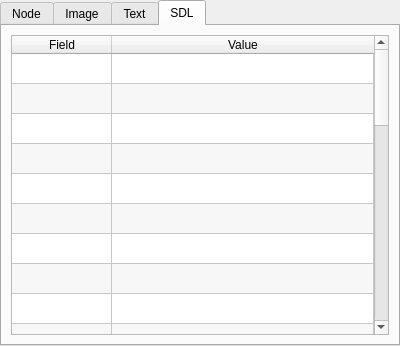
Old version of the form qtNodeEdit.ui in the repository H-uru/MoulKI.
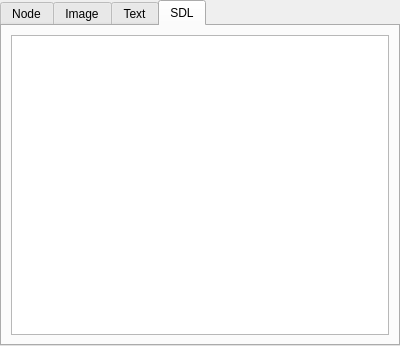
New version of the form. The open tabs and pages were chosen to show the change.

Patch:
```diff
--- a/qtNodeEdit.ui
+++ b/qtNodeEdit.ui
@@ -194,71 +194,7 @@
       </attribute>
       <layout class="QVBoxLayout" name="verticalLayout_2">
        <item>
-        <widget class="QTableWidget" name="nodeSDLData">
-         <property name="enabled">
-          <bool>true</bool>
-         </property>
-         <property name="alternatingRowColors">
-          <bool>true</bool>
-         </property>
-         <property name="selectionBehavior">
-          <enum>QAbstractItemView::SelectRows</enum>
-         </property>
-         <property name="rowCount">
-          <number>32</number>
-         </property>
-         <property name="columnCount">
-          <number>2</number>
-         </property>
-         <attribute name="horizontalHeaderStretchLastSection">
-          <bool>true</bool>
-         </attribute>
-         <attribute name="verticalHeaderVisible">
-          <bool>false</bool>
-         </attribute>
-         <row/>
-         <row/>
-         <row/>
-         <row/>
-         <row/>
-         <row/>
-         <row/>
-         <row/>
-         <row/>
-         <row/>
-         <row/>
-         <row/>
-         <row/>
-         <row/>
-         <row/>
-         <row/>
-         <row/>
-         <row/>
-         <row/>
-         <row/>
-         <row/>
-         <row/>
-         <row/>
-         <row/>
-         <row/>
-         <row/>
-         <row/>
-         <row/>
-         <row/>
-         <row/>
-         <row/>
-         <row/>
-         <column>
-          <property name="text">
-           <string>Field</string>
-          </property>
-         </column>
-         <column>
-          <property name="text">
-           <string>Value</string>
-          </property>
-         </column>
-        </widget>
+        <widget class="QTreeView" name="SDLTreeView"/>
        </item>
       </layout>
      </widget>
```
